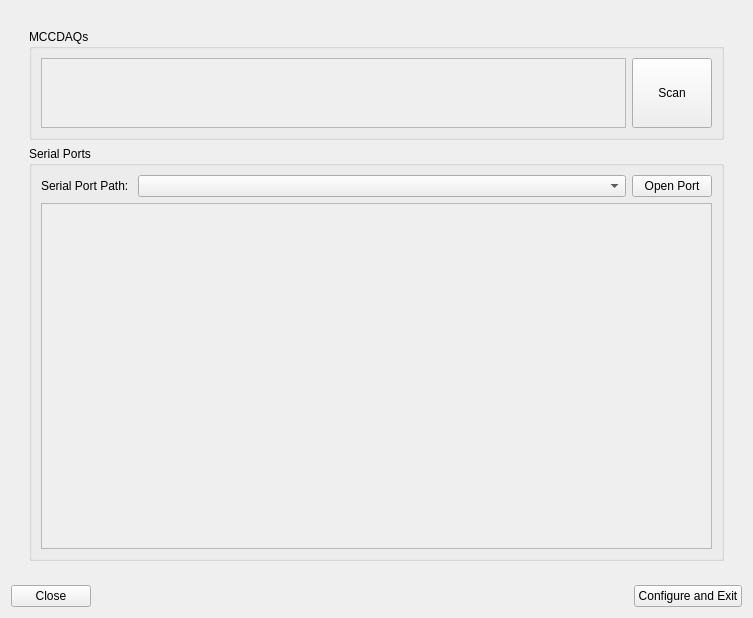
Before: the Qt Designer form src/L4/ui/DAQManagerFactory.ui in vedangnaik/Carina-mirror, drawn with Qt 5.
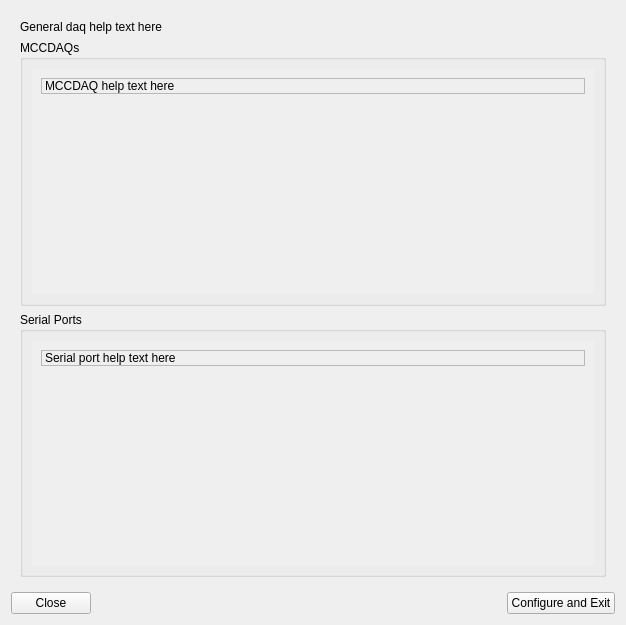
After: the same form once the commit is applied.

Commit message: Majorly simplified daq manager factory usage, added help textboxes to UI

```diff
--- a/src/L4/ui/DAQManagerFactory.ui
+++ b/src/L4/ui/DAQManagerFactory.ui
@@ -6,8 +6,8 @@
    <rect>
     <x>0</x>
     <y>0</y>
-    <width>753</width>
-    <height>618</height>
+    <width>626</width>
+    <height>625</height>
    </rect>
   </property>
   <property name="sizePolicy">
@@ -36,41 +36,52 @@
        <property name="frameShadow">
         <enum>QFrame::Raised</enum>
        </property>
-       <layout class="QHBoxLayout" name="horizontalLayout_5">
+       <layout class="QVBoxLayout" name="verticalLayout_6">
         <item>
-         <widget class="QScrollArea" name="scrollArea_2">
-          <property name="frameShape">
-           <enum>QFrame::NoFrame</enum>
+         <widget class="QLabel" name="label_3">
+          <property name="sizePolicy">
+           <sizepolicy hsizetype="Preferred" vsizetype="Preferred">
+            <horstretch>0</horstretch>
+            <verstretch>0</verstretch>
+           </sizepolicy>
           </property>
-          <property name="widgetResizable">
+          <property name="text">
+           <string>General daq help text here</string>
+          </property>
+          <property name="wordWrap">
            <bool>true</bool>
           </property>
-          <widget class="QWidget" name="scrollAreaWidgetContents">
-           <property name="geometry">
-            <rect>
-             <x>0</x>
-             <y>0</y>
-             <width>715</width>
-             <height>547</height>
-            </rect>
-           </property>
-           <layout class="QVBoxLayout" name="verticalLayout">
+         </widget>
+        </item>
             <item>
-             <widget class="QGroupBox" name="MCCDAQGroupBox">
+         <widget class="QGroupBox" name="groupBox">
+          <property name="sizePolicy">
+           <sizepolicy hsizetype="Preferred" vsizetype="Expanding">
+            <horstretch>0</horstretch>
+            <verstretch>0</verstretch>
+           </sizepolicy>
+          </property>
+          <property name="focusPolicy">
+           <enum>Qt::NoFocus</enum>
+          </property>
               <property name="title">
                <string>MCCDAQs</string>
               </property>
-              <layout class="QHBoxLayout" name="horizontalLayout_3">
-               <item>
-                <layout class="QHBoxLayout" name="horizontalLayout_2">
+          <layout class="QVBoxLayout" name="verticalLayout">
                  <item>
                   <widget class="QScrollArea" name="scrollArea">
                    <property name="sizePolicy">
-                    <sizepolicy hsizetype="Expanding" vsizetype="Preferred">
+              <sizepolicy hsizetype="Preferred" vsizetype="Preferred">
                      <horstretch>0</horstretch>
                      <verstretch>0</verstretch>
                     </sizepolicy>
                    </property>
+             <property name="focusPolicy">
+              <enum>Qt::NoFocus</enum>
+             </property>
+             <property name="frameShape">
+              <enum>QFrame::NoFrame</enum>
+             </property>
                    <property name="widgetResizable">
                     <bool>true</bool>
                    </property>
@@ -79,145 +90,121 @@
                      <rect>
                       <x>0</x>
                       <y>0</y>
-                      <width>583</width>
-                      <height>68</height>
-                     </rect>
-                    </property>
-                    <layout class="QVBoxLayout" name="verticalLayout_6">
-                     <item>
-                      <layout class="QGridLayout" name="MCCDAQDevicesLayout"/>
-                     </item>
-                     <item>
-                      <spacer name="verticalSpacer_2">
-                       <property name="orientation">
-                        <enum>Qt::Vertical</enum>
-                       </property>
-                       <property name="sizeType">
-                        <enum>QSizePolicy::Ignored</enum>
-                       </property>
-                       <property name="sizeHint" stdset="0">
-                        <size>
-                         <width>20</width>
-                         <height>40</height>
-                        </size>
-                       </property>
-                      </spacer>
-                     </item>
-                    </layout>
-                   </widget>
-                  </widget>
-                 </item>
-                 <item>
-                  <widget class="QPushButton" name="MCCDAQScanButton">
-                   <property name="sizePolicy">
-                    <sizepolicy hsizetype="Minimum" vsizetype="Preferred">
-                     <horstretch>0</horstretch>
-                     <verstretch>0</verstretch>
-                    </sizepolicy>
-                   </property>
-                   <property name="focusPolicy">
-                    <enum>Qt::NoFocus</enum>
-                   </property>
-                   <property name="text">
-                    <string>Scan</string>
-                   </property>
-                  </widget>
-                 </item>
-                </layout>
-               </item>
-              </layout>
-             </widget>
-            </item>
-            <item>
-             <widget class="QGroupBox" name="SerialPortGroupBox">
-              <property name="title">
-               <string>Serial Ports</string>
-              </property>
-              <layout class="QHBoxLayout" name="horizontalLayout_7">
-               <item>
+                <width>564</width>
+                <height>114</height>
+               </rect>
+              </property>
                 <layout class="QVBoxLayout" name="verticalLayout_4">
                  <item>
-                  <layout class="QHBoxLayout" name="horizontalLayout_6">
-                   <item>
                     <widget class="QLabel" name="label">
+                 <property name="frameShape">
+                  <enum>QFrame::StyledPanel</enum>
+                 </property>
                      <property name="text">
-                      <string>Serial Port Path: </string>
-                     </property>
+                  <string>MCCDAQ help text here</string>
+                 </property>
+                 <property name="wordWrap">
+                  <bool>true</bool>
+                 </property>
                     </widget>
                    </item>
                    <item>
-                    <widget class="QComboBox" name="availableTTYsComboBox">
+                <widget class="QWidget" name="widget_3" native="true">
                      <property name="sizePolicy">
-                      <sizepolicy hsizetype="Expanding" vsizetype="Fixed">
+                  <sizepolicy hsizetype="Preferred" vsizetype="Expanding">
                        <horstretch>0</horstretch>
                        <verstretch>0</verstretch>
                       </sizepolicy>
                      </property>
-                    </widget>
-                   </item>
+                 <layout class="QHBoxLayout" name="horizontalLayout_2">
+                  <item>
+                   <layout class="QGridLayout" name="MCCDAQDevicesLayout"/>
+                  </item>
+                 </layout>
+                </widget>
+               </item>
+              </layout>
+             </widget>
+            </widget>
+           </item>
+          </layout>
+         </widget>
+        </item>
                    <item>
-                    <widget class="QPushButton" name="serialportOpenButton">
+         <widget class="QGroupBox" name="groupBox_2">
+          <property name="sizePolicy">
+           <sizepolicy hsizetype="Preferred" vsizetype="Expanding">
+            <horstretch>0</horstretch>
+            <verstretch>0</verstretch>
+           </sizepolicy>
+          </property>
                      <property name="focusPolicy">
                       <enum>Qt::NoFocus</enum>
                      </property>
-                     <property name="text">
-                      <string>Open Port</string>
-                     </property>
-                    </widget>
-                   </item>
-                  </layout>
-                 </item>
+          <property name="title">
+           <string>Serial Ports</string>
+          </property>
+          <layout class="QHBoxLayout" name="horizontalLayout_4">
                  <item>
-                  <widget class="QScrollArea" name="scrollArea_3">
+            <widget class="QScrollArea" name="scrollArea_2">
                    <property name="sizePolicy">
-                    <sizepolicy hsizetype="Expanding" vsizetype="Expanding">
+              <sizepolicy hsizetype="Preferred" vsizetype="Preferred">
                      <horstretch>0</horstretch>
                      <verstretch>0</verstretch>
                     </sizepolicy>
                    </property>
+             <property name="focusPolicy">
+              <enum>Qt::NoFocus</enum>
+             </property>
+             <property name="frameShape">
+              <enum>QFrame::NoFrame</enum>
+             </property>
                    <property name="widgetResizable">
                     <bool>true</bool>
                    </property>
-                   <widget class="QWidget" name="scrollAreaWidgetContents_2">
+             <widget class="QWidget" name="widget_2">
                     <property name="geometry">
                      <rect>
                       <x>0</x>
                       <y>0</y>
-                      <width>669</width>
-                      <height>326</height>
+                <width>564</width>
+                <height>323</height>
                      </rect>
                     </property>
                     <layout class="QVBoxLayout" name="verticalLayout_5">
                      <item>
+                <widget class="QLabel" name="label_2">
+                 <property name="frameShape">
+                  <enum>QFrame::StyledPanel</enum>
+                 </property>
+                 <property name="text">
+                  <string>Serial port help text here</string>
+                 </property>
+                 <property name="wordWrap">
+                  <bool>true</bool>
+                 </property>
+                </widget>
+               </item>
+               <item>
+                <widget class="QWidget" name="widget_4" native="true">
+                 <property name="sizePolicy">
+                  <sizepolicy hsizetype="Preferred" vsizetype="Expanding">
+                   <horstretch>0</horstretch>
+                   <verstretch>0</verstretch>
+                  </sizepolicy>
+                 </property>
+                 <layout class="QHBoxLayout" name="horizontalLayout_3">
+                  <item>
                       <layout class="QGridLayout" name="SerialportDevicesLayout"/>
                      </item>
-                     <item>
-                      <spacer name="verticalSpacer">
-                       <property name="orientation">
-                        <enum>Qt::Vertical</enum>
-                       </property>
-                       <property name="sizeType">
-                        <enum>QSizePolicy::Expanding</enum>
-                       </property>
-                       <property name="sizeHint" stdset="0">
-                        <size>
-                         <width>20</width>
-                         <height>297</height>
-                        </size>
-                       </property>
-                      </spacer>
-                     </item>
-                    </layout>
-                   </widget>
-                  </widget>
-                 </item>
-                </layout>
-               </item>
-              </layout>
+                 </layout>
+                </widget>
+               </item>
+              </layout>
              </widget>
-            </item>
-           </layout>
-          </widget>
+            </widget>
+           </item>
+          </layout>
          </widget>
         </item>
        </layout>
```
Left out of the diff: 3 changed lines with no effect on the pictures. Lines whose indentation alone changed are shown as unchanged. The commit also changes 3 other files.
